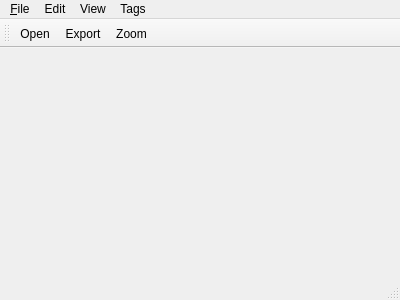
This is mainwindow.ui in g7uvw/QTomView as Qt 5 draws it before an edit. The edited form follows.
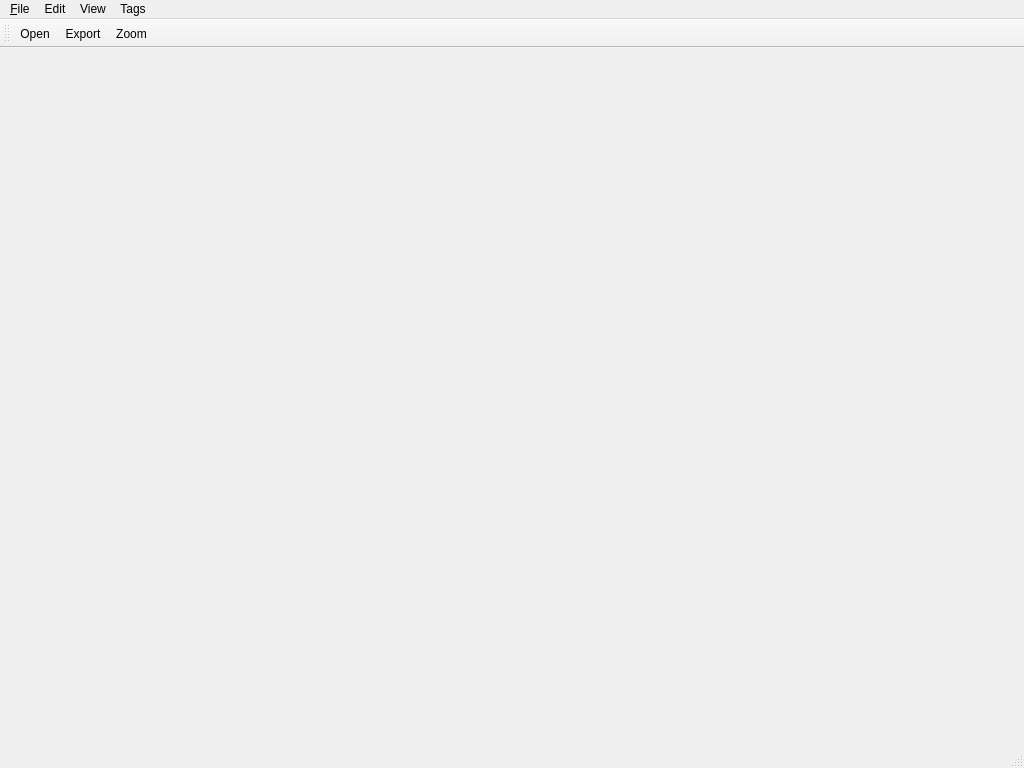
This is the edited form.

Patch:
```diff
--- a/mainwindow.ui
+++ b/mainwindow.ui
@@ -6,8 +6,8 @@
    <rect>
     <x>0</x>
     <y>0</y>
-    <width>400</width>
-    <height>300</height>
+    <width>1024</width>
+    <height>768</height>
    </rect>
   </property>
   <property name="windowTitle">
@@ -19,7 +19,7 @@
     <rect>
      <x>0</x>
      <y>0</y>
-     <width>400</width>
+     <width>1024</width>
      <height>22</height>
     </rect>
    </property>
```
